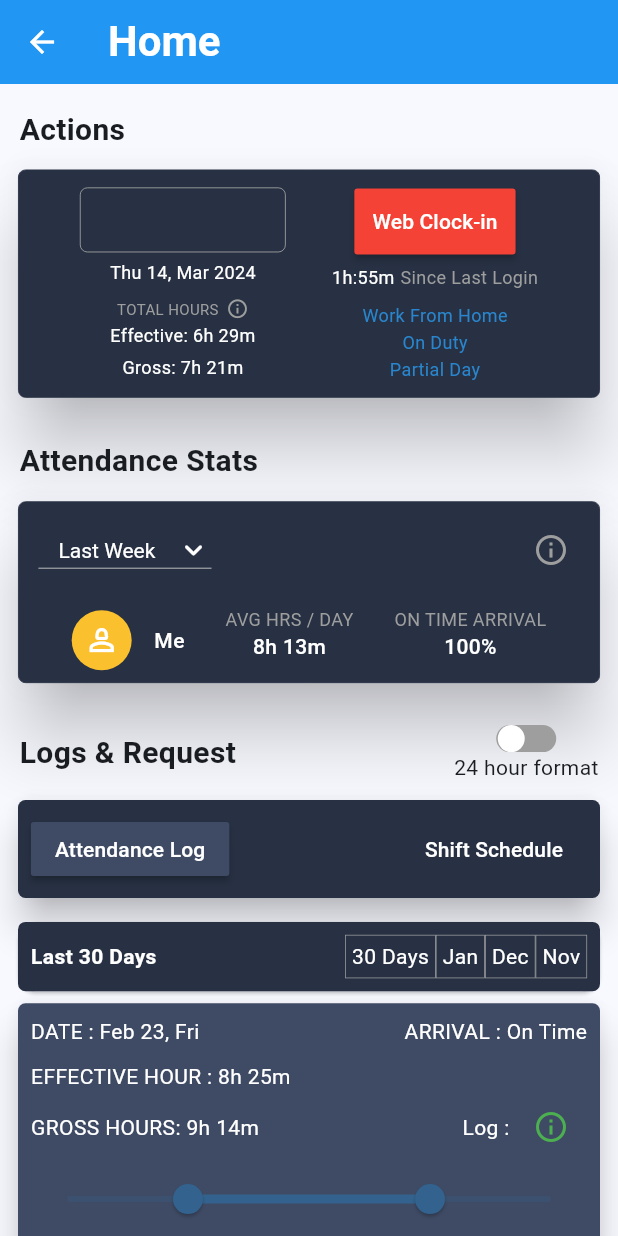
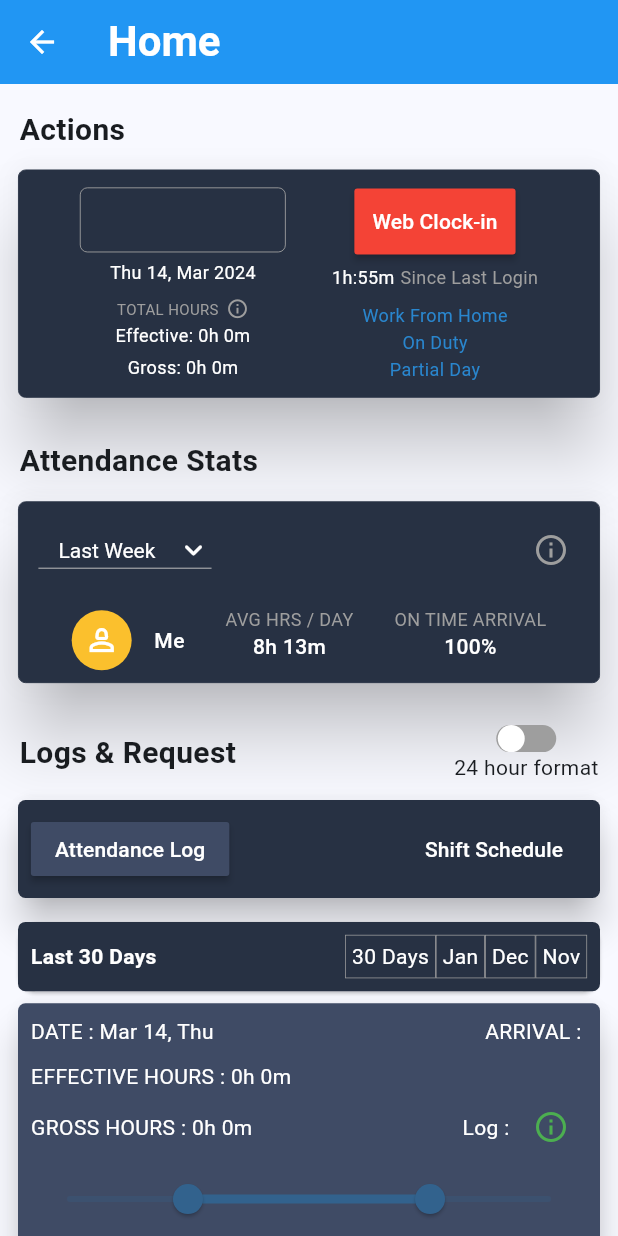
Before and after one commit to DuoCoder-3124/keka_task, a Flutter app: the HomeView screen opened directly, on a phone screen of 412 x 824 dp. Run offline on Flutter 3.47's test engine with Material 3 defaults, Android fonts, the phone set to English and light mode, and no system bars; drawn by our look-alikes of auto_size_text, flutter_switch; our stand-ins replace dio, equatable, firebase_core, firebase_messaging, flutter_bloc, fluttertoast and 3 more; missing offline and left inert: aligned_tooltip, syncfusion_flutter_core; accounts and stored records are empty.

Commit message:
keka_task

```diff
--- a/lib/common_widget/common_text_field.dart
+++ b/lib/common_widget/common_text_field.dart
@@ -21,6 +21,7 @@
 
     @override
     Widget build(BuildContext context) {
+
       return TextFormField(autovalidateMode: AutovalidateMode.onUserInteraction,
         maxLength: maxLength,
         controller: controller,
--- a/lib/common_widget/enum.dart
+++ b/lib/common_widget/enum.dart
@@ -1 +1,10 @@
 enum BottomNavigationOption { home, leave, inbox, profile }
+
+enum ArrivalStatus {
+  // OnTime(0),
+  // Late(1);
+  // final int value;
+  // const ArrivalStatus(this.value);
+  OnTime,
+  Late
+}
--- a/lib/main.dart
+++ b/lib/main.dart
@@ -30,9 +30,9 @@ class MyApp extends StatelessWidget {
         useMaterial3: true,
       ),
       // initialRoute: BottomNavBarView.routeName,
-      initialRoute: HomeView.routeName,
-      routes: route,
-      // home: Temp(),
+      // initialRoute: HomeView.routeName,
+      // routes: route,
+      home: Temp(),
     );
   }
 
--- a/lib/modal/clockInOutModal.dart
+++ b/lib/modal/clockInOutModal.dart
@@ -1,13 +1,17 @@
 class ClockInOutModal{
 
-  final String clockInOutId;
-  final String userId;
-  final String date;
-  final String effectiveHours;
-  final String grossHours;
-  final String arrival;
-  final List<dynamic> clockIn;
-  final List<dynamic> clockOut;
+  final String? clockInOutId;
+  final String? userId;
+  final String? date;
+  final String? effectiveHours;
+  final String? grossHours;
+  final String? arrival;
+
+  final String? postClockIn;
+  final String? postClockOut;
+
+  final List<dynamic> getClockIn;
+  final List<dynamic> getClockOut;
 
   ClockInOutModal({
     this.clockInOutId = "",
@@ -16,30 +20,39 @@ class ClockInOutModal{
     this.effectiveHours = "",
     this.grossHours = "",
     this.arrival = "",
-    this.clockIn = const [],
-    this.clockOut = const []
+    this.postClockIn = "",
+    this.postClockOut = "",
+    this.getClockIn = const <dynamic>[],
+    this.getClockOut = const <dynamic>[]
   });
 
   factory ClockInOutModal.fromJson(Map<String, dynamic> json) => ClockInOutModal(
       clockInOutId: json['_id'],
       userId: json['userId'],
       date: json['date'],
-      effectiveHours: json['effectiveHours'],
-      grossHours: json['grossHours'],
+      effectiveHours: json['effective'],
+      grossHours: json['gross'],
       arrival: json['arrival'],
-      clockIn: json['clockIn'],
-      clockOut: json['clockOut']
+
+      // postClockIn: json['in'],
+      // postClockOut: json['out'],
+
+      getClockIn: json['in'] ?? [],
+      getClockOut: json['out'] ?? [],
   );
 
   Map<String, dynamic> toJson() => {
     '_id':clockInOutId,
     'userId':userId,
     'date':date,
-    'effectiveHours':effectiveHours,
-    'grossHours':grossHours,
+    'effective':effectiveHours,
+    'gross':grossHours,
     'arrival':arrival,
-    'clockIn':clockIn,
-    'clockOut':clockOut
+
+    'in':postClockIn,
+    'out':postClockOut,
+
+    // 'getClockIn':getClockIn,
+    // 'getClockOut':getClockOut
   };
-
 }
--- a/lib/view/home/home_state.dart
+++ b/lib/view/home/home_state.dart
@@ -18,9 +18,11 @@ class HomeState extends Equatable {
 
   // final List attendanceRequestList;
 
+  final String effectiveHours;
+  final String grossHours;
+  final String arrivalStatus;
+
   final SfRangeValues sfRangeValues;// = const SfRangeValues(0.4, 0.8);
-
-
 
   const HomeState(
       {this.color = CommonColor.blueColor,
@@ -32,6 +34,9 @@ class HomeState extends Equatable {
       this.logsNRequest = const ['Attendance Log', 'Shift Schedule', /*'Attendance Request'*/],
       this.logNRequestClickIndex = 0,
       this.changeInToOutToIn = false,
+      this.effectiveHours = "0h 0m",
+      this.grossHours = "0h 0m",
+      this.arrivalStatus = "",
       // this.attendanceRequestList = const ['Last 7 days', 'Last 14 days', 'Last 30 days','Custom Range'],
       this.sfRangeValues = const SfRangeValues(0.4, 0.8)
       });
@@ -47,6 +52,9 @@ class HomeState extends Equatable {
         logsNRequest,
         logNRequestClickIndex,
         changeInToOutToIn,
+        effectiveHours,
+        grossHours,
+        arrivalStatus,
         // attendanceRequestList,
         sfRangeValues
       ];
@@ -62,6 +70,9 @@ class HomeState extends Equatable {
       List? logsNRequest,
       int? logNRequestClickIndex,
       bool? changeInToOutToIn,
+      String? effectiveHours,
+      String? grossHours,
+      String? arrivalStatus,
       // List? attendaceRequestList,
       SfRangeValues? sfRangeValues
       }) {
@@ -75,6 +86,9 @@ class HomeState extends Equatable {
         logsNRequest: logsNRequest ?? this.logsNRequest,
         logNRequestClickIndex: logNRequestClickIndex ?? this.logNRequestClickIndex,
         changeInToOutToIn: changeInToOutToIn ?? this.changeInToOutToIn,
+        effectiveHours: effectiveHours ?? this.effectiveHours,
+        grossHours: grossHours ?? this.grossHours,
+        arrivalStatus: arrivalStatus ?? this.arrivalStatus,
         // attendanceRequestList: attendaceRequestList ?? this.attendanceRequestList,
         sfRangeValues: sfRangeValues ?? this.sfRangeValues
     );
--- a/lib/view/home/home_view.dart
+++ b/lib/view/home/home_view.dart
@@ -7,13 +7,14 @@ import 'package:flutter_bloc/flutter_bloc.dart';
 import 'package:flutter_switch/flutter_switch.dart';
 import 'package:gap/gap.dart';
 import 'package:intl/intl.dart';
-import 'package:keka_task/api/api_helper.dart';
 import 'package:keka_task/common_attribute/common_colors.dart';
 import 'package:keka_task/common_attribute/common_value.dart';
 import 'package:keka_task/common_widget/common_container.dart';
 import 'package:keka_task/common_widget/common_elevated_button.dart';
 import 'package:keka_task/common_widget/common_text.dart';
+import 'package:keka_task/common_widget/enum.dart';
 import 'package:keka_task/modal/clockInOutModal.dart';
+import 'package:keka_task/services/api_helper.dart';
 import 'package:syncfusion_flutter_core/theme.dart';
 import 'package:syncfusion_flutter_sliders/sliders.dart';
 import 'package:table_calendar/table_calendar.dart';
@@ -152,9 +153,11 @@ class _HomeViewState extends State<HomeView> {
                               ),
 
                               ///effective hours
+                              ///"${effectiveTime.inHours}h :${effectiveTime
+                              //               .inMinutes % 60}m:${effectiveTime.inSeconds%60}s"
                               const Gap(2),
                               CommonText(
-                                text: 'Effective: 6h 29m',
+                                text: 'Effective: ${state.effectiveHours}',
                                 color: CommonColor.white,
                                 fontSize: TextSize.content,
                               ),
@@ -162,7 +165,7 @@ class _HomeViewState extends State<HomeView> {
                               ///gross over
                               const Gap(4),
                               CommonText(
-                                text: 'Gross: 7h 21m',
+                                text: 'Gross: ${state.grossHours}',
                                 color: CommonColor.white,
                                 fontSize: TextSize.content,
                               ),
@@ -176,28 +179,16 @@ class _HomeViewState extends State<HomeView> {
                                 color: CommonColor.red,
                                 padding: PaddingValue.medium,
                                 onPressed: () {
-                                  print('bool value in main 1-====> ${state.changeInToOutToIn}');
                                   cubit.getCurrentTime();
+
+                                  /// insert data
                                   cubit.changeInOutText(timeStartStop: !(state.changeInToOutToIn));
 
-                                  // ApiHelper.instance.insertClockInData(clockInOutModal: ClockInOutModal(
-                                  //   userId: '1',
-                                  //   clockIn: state.changeInToOutToIn ? [state.currentTime] : [],
-                                  //   clockOut: state.changeInToOutToIn ? [] : [state.currentTime],
-                                  //   date: state.currentDate,
-                                  //   effectiveHours: state.currentTime,
-                                  //   grossHours: state.currentTime,
-                                  //   arrival: "1",
-                                  // ));
+                                  /// read data
+                                  // cubit.getClockInTime();
 
-                                  /*
-                                  * clock in --> currTime
-                                  * clock out ----> currData
-                                  * date ---> date
-                                  * effective hours ---> working hour
-                                  * gross hour ---> begin to end time
-                                  * arrive(onTime) ----> 1
-                                  * */
+
+                                  // cubit.calculateTime();
 
                                 },
                                 child: CommonText(
@@ -625,6 +616,8 @@ class _HomeViewState extends State<HomeView> {
     SfRangeValues sfRangeValues = const SfRangeValues(4.0, 8.0);
     return BlocBuilder<HomeCubit, HomeState>(
   builder: (context, state) {
+    print('arrvial status ====> ${state.arrivalStatus}');
+
     return Card(
       elevation: 10,
       child: CommonContainer(
@@ -637,13 +630,13 @@ class _HomeViewState extends State<HomeView> {
           children: [
 
             /// Date & Arrival
-            const Row(
+            Row(
               mainAxisAlignment: MainAxisAlignment.spaceBetween,
               children: [
-                CommonText(text: 'DATE : Feb 23, Fri',
+                CommonText(text: 'DATE : ${DateFormat('MMM dd, E').format(DateTime.now())}',
                     color: Colors.white,
                     fontSize: TextSize.label),
-                CommonText(text: 'ARRIVAL : On Time',
+                CommonText(text: 'ARRIVAL : ${state.arrivalStatus}',
                     color: Colors.white,
                     fontSize: TextSize.label),
               ],
@@ -651,8 +644,8 @@ class _HomeViewState extends State<HomeView> {
 
             ///Effective hours
             const Gap(Spacing.xMedium),
-            const CommonText(
-                text: 'EFFECTIVE HOUR : 8h 25m',
+            CommonText(
+                text: 'EFFECTIVE HOURS : ${state.effectiveHours}',
                 color: Colors.white,
                 fontSize: TextSize.label),
 
@@ -660,7 +653,7 @@ class _HomeViewState extends State<HomeView> {
             Row(
               mainAxisAlignment: MainAxisAlignment.spaceBetween,
               children: [
-                const CommonText(text: 'GROSS HOURS: 9h 14m',
+                CommonText(text: 'GROSS HOURS : ${state.grossHours}',
                     color: Colors.white,
                     fontSize: TextSize.label),
                 Row(
@@ -708,7 +701,8 @@ class _HomeViewState extends State<HomeView> {
                                             color: Colors.green)),
                                     CommonText(text: state.currentTime,
                                       fontWeight: TextWeight.bold,
-                                      color: CommonColor.white,),
+                                      color: CommonColor.white,
+                                    ),
                                   ],
                                 ),
                                 Row(
--- a/lib/view/login/login_view.dart
+++ b/lib/view/login/login_view.dart
@@ -11,7 +11,7 @@ import 'package:keka_task/common_attribute/validation.dart';
 import 'package:keka_task/common_widget/common_elevated_button.dart';
 import 'package:keka_task/common_widget/common_rich_text.dart';
 import 'package:keka_task/common_widget/common_text_field.dart';
-import 'package:keka_task/model/register_modal.dart';
+import 'package:keka_task/modal/register_modal.dart';
 import 'package:keka_task/services/api_helper.dart';
 import 'package:keka_task/services/firebase_helper.dart';
 import 'package:keka_task/view/login_password/login_password_view.dart';
--- a/lib/view/register/register_view.dart
+++ b/lib/view/register/register_view.dart
@@ -9,7 +9,7 @@ import 'package:keka_task/common_attribute/validation.dart';
 import 'package:keka_task/common_widget/common_elevated_button.dart';
 import 'package:keka_task/common_widget/common_rich_text.dart';
 import 'package:keka_task/common_widget/common_text_field.dart';
-import 'package:keka_task/model/register_modal.dart';
+import 'package:keka_task/modal/register_modal.dart';
 import 'package:keka_task/services/api_helper.dart';
 import 'package:keka_task/view/login/login_view.dart';
 import 'package:keka_task/view/login_password/login_password_view.dart';
```
Also changed, not shown: lib/services/api_helper.dart (+57 -8 lines), lib/view/home/home_cubit.dart (+83 -27 lines), lib/modal/register_modal.dart (renamed from lib/model/register_modal.dart).
